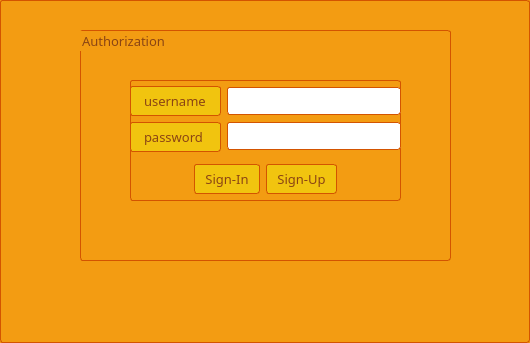
Before: the Qt Designer form PesterChum/auth.ui in S032/PesterChum, drawn with Qt 5.
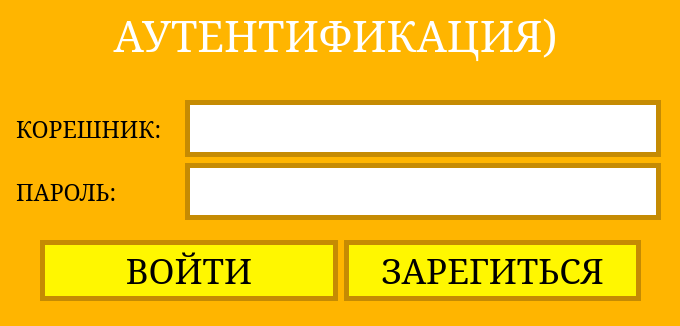
After: the same form once the commit is applied.

```diff
--- a/PesterChum/auth.ui
+++ b/PesterChum/auth.ui
@@ -6,8 +6,8 @@
    <rect>
     <x>0</x>
     <y>0</y>
-    <width>530</width>
-    <height>343</height>
+    <width>680</width>
+    <height>326</height>
    </rect>
   </property>
   <property name="font">
@@ -20,63 +20,64 @@
    <string/>
   </property>
   <property name="styleSheet">
-   <string notr="true">    background-color: #f39c12;
+   <string notr="true">    background-color: rgba(255, 181, 0, 1);
     color: #ffffff;
-    border: 1px solid #d35400;
     padding: 5px 10px;
-    border-radius: 3px;</string>
+    border-radius: 3px;
+    border-radius: 0;</string>
   </property>
-  <widget class="QGroupBox" name="groupBox">
+  <widget class="QLabel" name="label_3">
    <property name="geometry">
     <rect>
-     <x>80</x>
-     <y>30</y>
-     <width>371</width>
-     <height>231</height>
+     <x>0</x>
+     <y>0</y>
+     <width>671</width>
+     <height>71</height>
     </rect>
    </property>
+   <property name="font">
+    <font>
+     <family>MS Serif</family>
+     <pointsize>32</pointsize>
+    </font>
+   </property>
    <property name="styleSheet">
-    <string notr="true">QGroupBox, QLineEdit, QLabel, QPushButton {
-border: 1px solid #d35400;
-}
-
-QGroupBox {
-color: #8B4513
-}</string>
+    <string notr="true"/>
    </property>
-   <property name="title">
-    <string>Authorization</string>
+   <property name="text">
+    <string>АУТЕНТИФИКАЦИЯ)</string>
    </property>
-   <widget class="QWidget" name="layoutWidget">
+   <property name="alignment">
+    <set>Qt::AlignCenter</set>
+   </property>
+  </widget>
+  <widget class="QWidget" name="">
     <property name="geometry">
      <rect>
-      <x>50</x>
-      <y>50</y>
-      <width>271</width>
-      <height>121</height>
-     </rect>
-    </property>
-    <layout class="QVBoxLayout" name="verticalLayout_3">
-     <item>
+     <x>0</x>
+     <y>100</y>
+     <width>661</width>
+     <height>120</height>
+    </rect>
+   </property>
       <layout class="QHBoxLayout" name="horizontalLayout">
        <item>
-        <layout class="QVBoxLayout" name="verticalLayout_2">
+     <layout class="QVBoxLayout" name="verticalLayout">
          <item>
           <widget class="QLabel" name="label">
            <property name="font">
             <font>
-             <family>Bahnschrift</family>
-             <pointsize>10</pointsize>
+          <family>MS Serif</family>
+          <pointsize>17</pointsize>
              <bold>false</bold>
             </font>
            </property>
            <property name="styleSheet">
-            <string notr="true">background-color: #f1c40f;
-color : #8B4513
+         <string notr="true">color: rgb(0, 0, 0);
 </string>
            </property>
            <property name="text">
-            <string>username</string>
+         <string>КОРЕШНИК:</string>
            </property>
           </widget>
          </item>
@@ -84,98 +85,129 @@
           <widget class="QLabel" name="label_2">
            <property name="font">
             <font>
-             <family>Bahnschrift</family>
-             <pointsize>10</pointsize>
+          <family>MS Serif</family>
+          <pointsize>17</pointsize>
             </font>
            </property>
            <property name="styleSheet">
-            <string notr="true">background-color: #f1c40f;
-color: #8B4513
-</string>
+         <string notr="true">color: rgb(0, 0, 0);</string>
            </property>
            <property name="text">
-            <string>password</string>
+         <string>ПАРОЛЬ:</string>
            </property>
           </widget>
          </item>
         </layout>
        </item>
        <item>
-        <layout class="QVBoxLayout" name="verticalLayout">
+     <layout class="QVBoxLayout" name="verticalLayout_2">
          <item>
           <widget class="QLineEdit" name="userLine">
+        <property name="sizePolicy">
+         <sizepolicy hsizetype="Expanding" vsizetype="Preferred">
+          <horstretch>0</horstretch>
+          <verstretch>0</verstretch>
+         </sizepolicy>
+        </property>
+        <property name="font">
+         <font>
+          <family>MS Serif</family>
+          <pointsize>22</pointsize>
+         </font>
+        </property>
            <property name="styleSheet">
             <string notr="true">background-color: #ffffff;
-color: #000000
-
-</string>
+color: #000000;
+border: 5px solid rgba(197, 139, 3, 1);</string>
            </property>
           </widget>
          </item>
          <item>
           <widget class="QLineEdit" name="passwordLine">
+        <property name="sizePolicy">
+         <sizepolicy hsizetype="Expanding" vsizetype="Preferred">
+          <horstretch>0</horstretch>
+          <verstretch>0</verstretch>
+         </sizepolicy>
+        </property>
+        <property name="font">
+         <font>
+          <family>MS Serif</family>
+          <pointsize>22</pointsize>
+         </font>
+        </property>
            <property name="styleSheet">
             <string notr="true">background-color: #ffffff;
-color: #000000</string>
+color: #000000;
+border: 5px solid rgba(197, 139, 3, 1);</string>
            </property>
           </widget>
          </item>
         </layout>
        </item>
       </layout>
-     </item>
-     <item>
+  </widget>
+  <widget class="QWidget" name="">
+   <property name="geometry">
+    <rect>
+     <x>40</x>
+     <y>240</y>
+     <width>601</width>
+     <height>61</height>
+    </rect>
+   </property>
       <layout class="QHBoxLayout" name="horizontalLayout_2">
-       <item>
-        <spacer name="horizontalSpacer">
-         <property name="orientation">
-          <enum>Qt::Horizontal</enum>
-         </property>
-         <property name="sizeHint" stdset="0">
-          <size>
-           <width>40</width>
-           <height>20</height>
-          </size>
-         </property>
-        </spacer>
-       </item>
        <item>
         <widget class="QPushButton" name="SignInButton">
+      <property name="sizePolicy">
+       <sizepolicy hsizetype="Minimum" vsizetype="Maximum">
+        <horstretch>0</horstretch>
+        <verstretch>0</verstretch>
+       </sizepolicy>
+      </property>
          <property name="font">
           <font>
-           <family>Bahnschrift</family>
-           <pointsize>10</pointsize>
+        <family>MS Serif</family>
+        <pointsize>26</pointsize>
           </font>
          </property>
          <property name="styleSheet">
           <string notr="true">QPushButton {
-background-color: #f1c40f;
-color: #8B4513;
+background-color: #fff700;
+color: rgb(0, 0, 0);
+border: 5px solid rgba(197, 139, 3, 1);
 }
 
 QPushButton:hover {
-background-color: #FFFF00;
-color: #8B4513;
-}
-</string>
+background-color: rgb(244, 255, 39);
+color: rgb(0, 0, 0);
+border: 5px solid rgba(197, 139, 3, 1);
+}</string>
          </property>
          <property name="text">
-          <string>Sign-In</string>
+       <string>ВОЙТИ</string>
          </property>
         </widget>
        </item>
        <item>
         <widget class="QPushButton" name="SignUpButton">
+      <property name="sizePolicy">
+       <sizepolicy hsizetype="Minimum" vsizetype="Maximum">
+        <horstretch>0</horstretch>
+        <verstretch>0</verstretch>
+       </sizepolicy>
+      </property>
          <property name="font">
           <font>
-           <family>Bahnschrift</family>
-           <pointsize>10</pointsize>
+        <family>MS Serif</family>
+        <pointsize>26</pointsize>
           </font>
          </property>
          <property name="styleSheet">
           <string notr="true">QPushButton {
-background-color: #f1c40f;
-color: #8B4513;
+background-color: #fff700;
+color: rgb(0, 0, 0);
+border: 5px solid rgba(197, 139, 3, 1);
 }
 
 QPushButton:hover {
@@ -185,27 +217,11 @@
 </string>
          </property>
          <property name="text">
-          <string>Sign-Up</string>
+       <string>ЗАРЕГИТЬСЯ</string>
          </property>
         </widget>
        </item>
-       <item>
-        <spacer name="horizontalSpacer_2">
-         <property name="orientation">
-          <enum>Qt::Horizontal</enum>
-         </property>
-         <property name="sizeHint" stdset="0">
-          <size>
-           <width>40</width>
-           <height>20</height>
-          </size>
-         </property>
-        </spacer>
-       </item>
-      </layout>
-     </item>
-    </layout>
-   </widget>
+   </layout>
   </widget>
  </widget>
  <resources/>
```
Left out of the diff: 7 changed lines with no effect on the pictures. Lines whose indentation alone changed are shown as unchanged.
